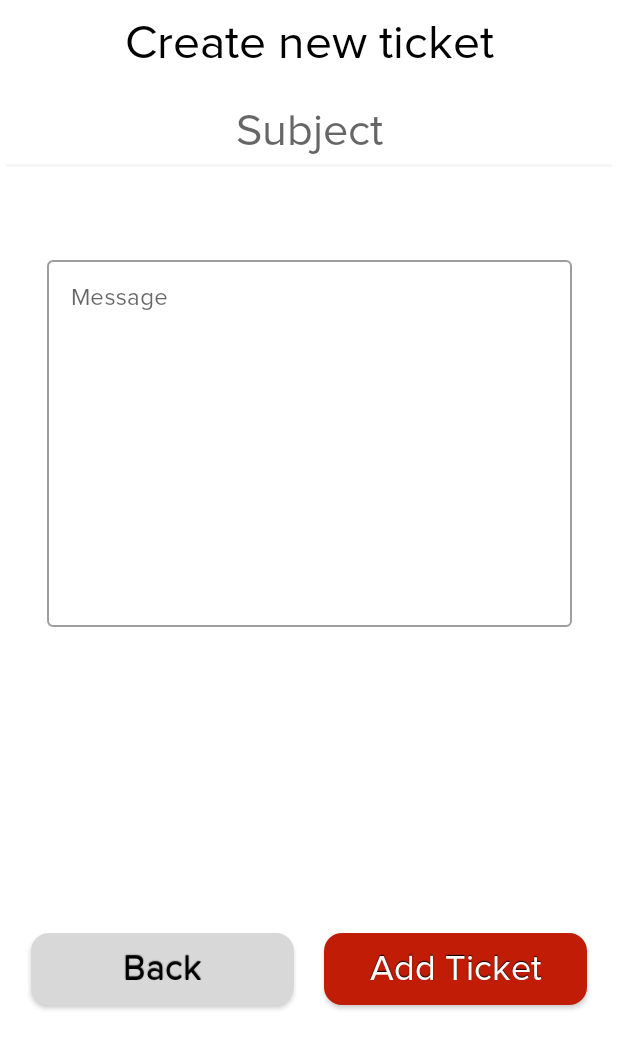
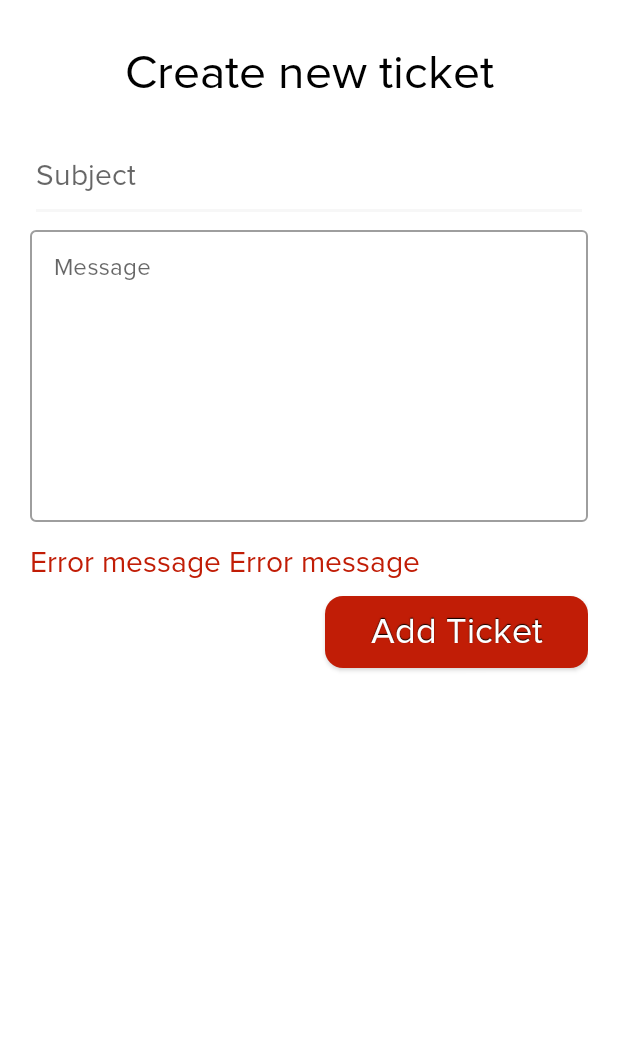
Before and after one commit to AIR-FOI-HR/AIR2102-ecx-frontend, an Android app: the layout fragment_create_new_ticket.xml on its own in the app's theme, with its tools: preview values and no code run, on a phone screen of 412 x 824 dp. Shown: the top 1049 px of the screen. Run offline under Robolectric (Android 15) with nearby library versions, the phone set to English and light mode, and no system bars.

Commit message:
WBL-49 Problematics solved Has nothing to do with this issue really.
Terrible implementation of interface for creating tickets (bad layout, no string resources, warnings......) simply pushed me to fix it all.

New tickets can now be normally created from inside the app.

Took 52 minutes

```diff
--- a/app/src/main/java/com/ecxfoi/wbl/wienerbergerfrontend/api/APIService.java
+++ b/app/src/main/java/com/ecxfoi/wbl/wienerbergerfrontend/api/APIService.java
@@ -20,7 +20,7 @@ import retrofit2.http.Path;
 public interface APIService
 {
     @POST(APIRoutes.BASE_URL + APIRoutes.ROUTE_LOGIN)
-    Call<WienerbergerResponse<AuthenticationData>> createUser(@Body AuthenticationRequest user);
+    Call<WienerbergerResponse<AuthenticationData>> loginUser(@Body AuthenticationRequest user);
 
     @GET(APIRoutes.BASE_URL + APIRoutes.ROUTE_COMPANIES)
     Call<WienerbergerResponse<ArrayList<CompanyData>>> getAllCompanies();
@@ -36,4 +36,7 @@ public interface APIService
 
     @GET(APIRoutes.BASE_URL + APIRoutes.ROUTE_TICKETS)
     Call<WienerbergerResponse<List<TicketData>>> getAllTickets();
+
+    @POST(APIRoutes.BASE_URL + APIRoutes.ROUTE_TICKETS)
+    Call<WienerbergerResponse<TicketData>> createSingleTicket(@Body TicketData ticket);
 }
--- a/app/src/main/java/com/ecxfoi/wbl/wienerbergerfrontend/auth/AuthService.java
+++ b/app/src/main/java/com/ecxfoi/wbl/wienerbergerfrontend/auth/AuthService.java
@@ -18,9 +18,9 @@ public class AuthService
     private static APIService apiService;
 
     @Inject
-    public AuthService(APIService apiService)
+    public AuthService(APIService _apiService)
     {
-        this.apiService = apiService;
+        apiService = _apiService;
     }
 
     public static AuthenticationInterface authenticationInterface;
@@ -29,7 +29,7 @@ public class AuthService
     {
         AuthenticationRequest request = new AuthenticationRequest(password, email);
 
-        Call<WienerbergerResponse<AuthenticationData>> call = apiService.createUser(request);
+        Call<WienerbergerResponse<AuthenticationData>> call = apiService.loginUser(request);
 
         call.enqueue(new Callback<WienerbergerResponse<AuthenticationData>>()
         {
--- a/app/src/main/java/com/ecxfoi/wbl/wienerbergerfrontend/models/TicketData.java
+++ b/app/src/main/java/com/ecxfoi/wbl/wienerbergerfrontend/models/TicketData.java
@@ -10,6 +10,10 @@ public class TicketData
     public String message;
     @SerializedName("resolve_message")
     public String resolveMessage;
+
+    public TicketData()
+    {
+    }
 
     public TicketData(final int id, final String subject, final String status, final String message, final String resolveMessage)
     {
--- a/app/src/main/java/com/ecxfoi/wbl/wienerbergerfrontend/repositories/TicketsRepository.java
+++ b/app/src/main/java/com/ecxfoi/wbl/wienerbergerfrontend/repositories/TicketsRepository.java
@@ -71,4 +71,9 @@ public class TicketsRepository
 
         return ticketData;
     }
+
+    public Call<WienerbergerResponse<TicketData>> updateTicket(TicketData ticketData)
+    {
+        return apiService.createSingleTicket(ticketData);
+    }
 }
--- a/app/src/main/java/com/ecxfoi/wbl/wienerbergerfrontend/ui/login/LoginActivity.java
+++ b/app/src/main/java/com/ecxfoi/wbl/wienerbergerfrontend/ui/login/LoginActivity.java
@@ -29,7 +29,6 @@ import com.ecxfoi.wbl.wienerbergerfrontend.auth.AuthenticationData;
 import com.ecxfoi.wbl.wienerbergerfrontend.auth.AuthenticationInterface;
 import com.ecxfoi.wbl.wienerbergerfrontend.databinding.ActivityLoginBinding;
 import com.ecxfoi.wbl.wienerbergerfrontend.models.WienerbergerResponse;
-import com.ecxfoi.wbl.wienerbergerfrontend.ui.companyselection.CompanySelectionViewModel;
 
 import org.apache.commons.lang.StringUtils;
 import org.json.JSONException;
@@ -129,7 +128,7 @@ public class LoginActivity extends BaseActivity<LoginViewModel>
             @Override
             public void interpretError()
             {
-                showLoginFailed(R.string.login_failed_internet);
+                showLoginFailed(R.string.error_no_connection);
             }
         };
 
@@ -173,7 +172,7 @@ public class LoginActivity extends BaseActivity<LoginViewModel>
         }
         catch (Exception e)
         {
-            this.showLoginFailed(R.string.login_failed_internet);
+            this.showLoginFailed(R.string.error_no_connection);
         }
     }
 
--- a/app/src/main/res/layout/fragment_create_new_ticket.xml
+++ b/app/src/main/res/layout/fragment_create_new_ticket.xml
@@ -6,95 +6,81 @@
     <data>
 
         <variable
-                name="createSupportTicketsViewModel"
-                type="com.ecxfoi.wbl.wienerbergerfrontend.ui.main.supporttickets.CreateSupportTicketsViewModel" />
+                name="newTicketViewModel"
+                type="com.ecxfoi.wbl.wienerbergerfrontend.ui.main.supporttickets.NewTicketViewModel" />
     </data>
 
-    <androidx.constraintlayout.widget.ConstraintLayout
+    <LinearLayout
             android:id="@+id/createNewTicket"
             android:layout_width="match_parent"
             android:layout_height="match_parent"
-            tools:context=".ui.main.supporttickets.CreateSupportTicketsFragment">
+            tools:context=".ui.main.supporttickets.NewTicketFragment"
+            android:orientation="vertical"
+            android:layout_margin="20dp">
 
 
         <TextView
+                android:id="@+id/createNewTicketTitle"
                 style="@style/tv_general"
-                android:id="@+id/createNewTicketTitle"
                 android:text="@string/create_new_ticket"
                 android:textAlignment="center"
-
                 android:textSize="32sp"
                 android:textColor="@color/black"
-                android:layout_width="0dp"
-                android:layout_height="58dp"
                 tools:layout_editor_absoluteX="-16dp"
                 app:layout_constraintTop_toTopOf="parent"
-                app:layout_constraintVertical_bias="0.06" />
+                app:layout_constraintVertical_bias="0.06"
+                android:layout_width="match_parent" />
 
         <EditText
                 android:id="@+id/subject"
-                android:textAlignment="center"
-                android:layout_width="0dp"
+                android:layout_marginTop="20dp"
                 android:layout_height="60dp"
-                android:hint="Subject"
+                android:layout_width="match_parent"
+                android:hint="@string/ticket_subject"
                 android:inputType="text"
                 android:selectAllOnFocus="true"
                 app:layout_constraintTop_toBottomOf="@id/createNewTicketTitle"
                 app:layout_constraintStart_toStartOf="parent"
                 app:layout_constraintEnd_toEndOf="parent"
-                android:textSize="30sp" />
+                android:textSize="20sp"
+                android:text="@={newTicketViewModel.newTicket.subject}"
+                android:importantForAutofill="no"/>
 
         <com.google.android.material.textfield.TextInputLayout
-                android:id="@+id/messageCreateNewTicket"
-
-                android:layout_width="350dp"
-                android:layout_height="250dp"
-
+                android:id="@+id/message"
+                android:layout_width="match_parent"
+                android:layout_height="200dp"
                 style="@style/Widget.MaterialComponents.TextInputLayout.OutlinedBox"
-                app:layout_constraintTop_toBottomOf="@id/subject"
-                app:layout_constraintStart_toStartOf="parent"
-                app:layout_constraintEnd_toEndOf="parent"
-                android:layout_margin="50dp">
+                app:layout_constraintTop_toBottomOf="@id/subject">
 
             <com.google.android.material.textfield.TextInputEditText
                     android:layout_width="match_parent"
                     android:layout_height="match_parent"
-                    android:hint="Message"
+                    android:hint="@string/ticket_message"
                     app:hintTextAppearance="?attr/textAppearanceCaption"
                     android:gravity="start"
-
-                    android:inputType="textMultiLine" />
+                    android:inputType="textMultiLine"
+                    android:text="@={newTicketViewModel.newTicket.message}" />
 
         </com.google.android.material.textfield.TextInputLayout>
 
-        <androidx.constraintlayout.helper.widget.Flow
-                android:id="@+id/flow"
-                android:layout_width="match_parent"
-                android:layout_height="0dp"
-                app:constraint_referenced_ids="btnCancel, btnAddTicket"
-                app:flow_horizontalAlign="start"
-                app:flow_horizontalBias="0"
-                app:flow_maxElementsWrap="2"
-                app:flow_wrapMode="aligned"
-                android:layout_marginTop="50dp"
-                app:layout_constraintTop_toBottomOf="@+id/messageCreateNewTicket"
-                app:layout_constraintBottom_toBottomOf="parent" />
+        <TextView
+                android:layout_marginTop="15dp"
+                android:layout_width="wrap_content"
+                android:layout_height="wrap_content"
+                android:text="@{newTicketViewModel.infoMessage}"
+                android:textColor="@{newTicketViewModel.isError ? @color/wienerberger_red : @color/success }"
+                tools:textColor="@color/wienerberger_red"
+                tools:text="Error message Error message"
+                android:textSize="20sp" />
 
         <androidx.appcompat.widget.AppCompatButton
-                style="@style/button_grey"
-                android:background="@drawable/rounded_button_grey"
-                android:id="@+id/btnCancel"
+                android:id="@+id/btnAddTicket"
+                style="@style/button_red"
+                android:layout_marginTop="10dp"
+                android:layout_gravity="end"
                 android:layout_width="wrap_content"
                 android:layout_height="wrap_content"
-                android:text="@string/back"
-                android:layout_marginBottom="20dp" />
-
-        <androidx.appcompat.widget.AppCompatButton
-                style="@style/button_red"
-                android:id="@+id/btnAddTicket"
-                android:layout_width="wrap_content"
-                android:layout_height="wrap_content"
-                android:text="@string/add_ticket"
-                android:layout_marginBottom="20dp" />
-    </androidx.constraintlayout.widget.ConstraintLayout>
+                android:text="@string/add_ticket" />
+    </LinearLayout>
 </layout>
--- a/app/src/main/res/navigation/main_nav_graph.xml
+++ b/app/src/main/res/navigation/main_nav_graph.xml
@@ -92,7 +92,7 @@
     </fragment>
     <fragment
             android:id="@+id/createSupportTicketsFragment"
-            android:name="com.ecxfoi.wbl.wienerbergerfrontend.ui.main.supporttickets.CreateSupportTicketsFragment"
+            android:name="com.ecxfoi.wbl.wienerbergerfrontend.ui.main.supporttickets.NewTicketFragment"
             android:label="CreateSupportTicketsFragment">
         <action
                 android:id="@+id/action_createSupportTicketsFragment_to_supportTicketsFragment"
```
Also changed, not shown: app/src/main/java/com/ecxfoi/wbl/wienerbergerfrontend/di/ActivityBuilder.java (+3 -7 lines), app/src/main/java/com/ecxfoi/wbl/wienerbergerfrontend/di/modules/CreateSupportTicketsFragmentModule.java (deleted, +0 -25 lines), app/src/main/java/com/ecxfoi/wbl/wienerbergerfrontend/di/modules/NewTicketFragmentModule.java (added, +26 -0 lines), app/src/main/java/com/ecxfoi/wbl/wienerbergerfrontend/di/providers/CreateSupportTicketsFragmentProvider.java (deleted, +0 -14 lines), app/src/main/java/com/ecxfoi/wbl/wienerbergerfrontend/di/providers/NewTicketFragmentProvider.java (added, +14 -0 lines), app/src/main/java/com/ecxfoi/wbl/wienerbergerfrontend/ui/main/supporttickets/CreateSupportTicketsViewModel.java (deleted, +0 -7 lines), app/src/main/java/com/ecxfoi/wbl/wienerbergerfrontend/ui/main/supporttickets/NewTicketFragment.java (renamed from app/src/main/java/com/ecxfoi/wbl/wienerbergerfrontend/ui/main/supporttickets/CreateSupportTicketsFragment.java, +12 -5 lines), app/src/main/java/com/ecxfoi/wbl/wienerbergerfrontend/ui/main/supporttickets/NewTicketViewModel.java (added, +83 -0 lines), app/src/main/res/values/strings.xml (+9 -3 lines).
